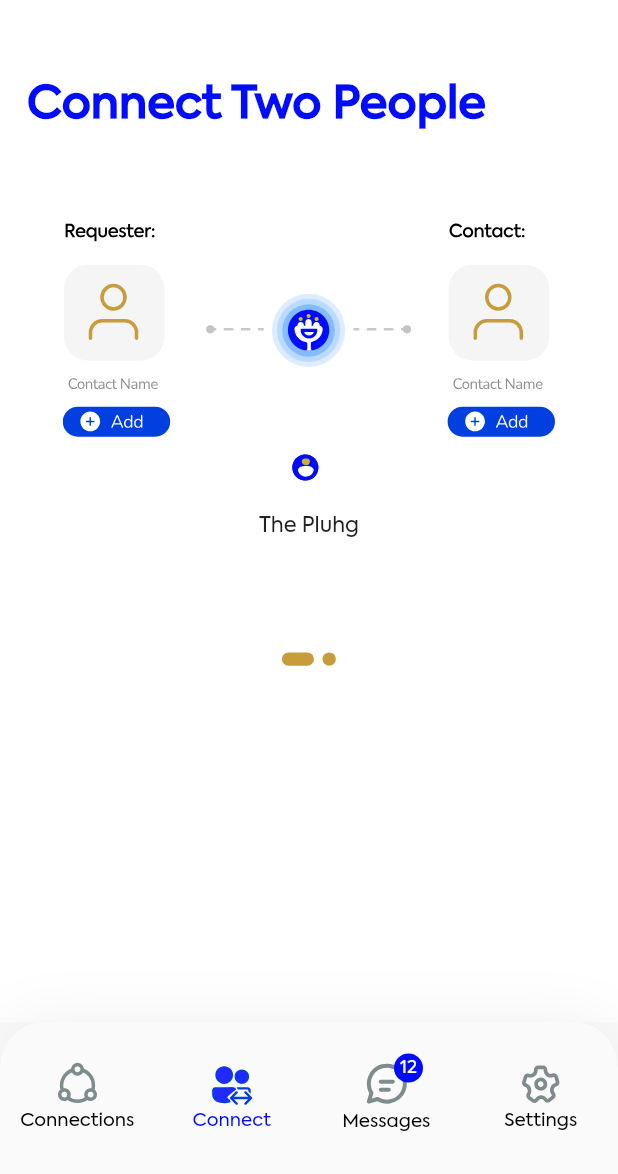
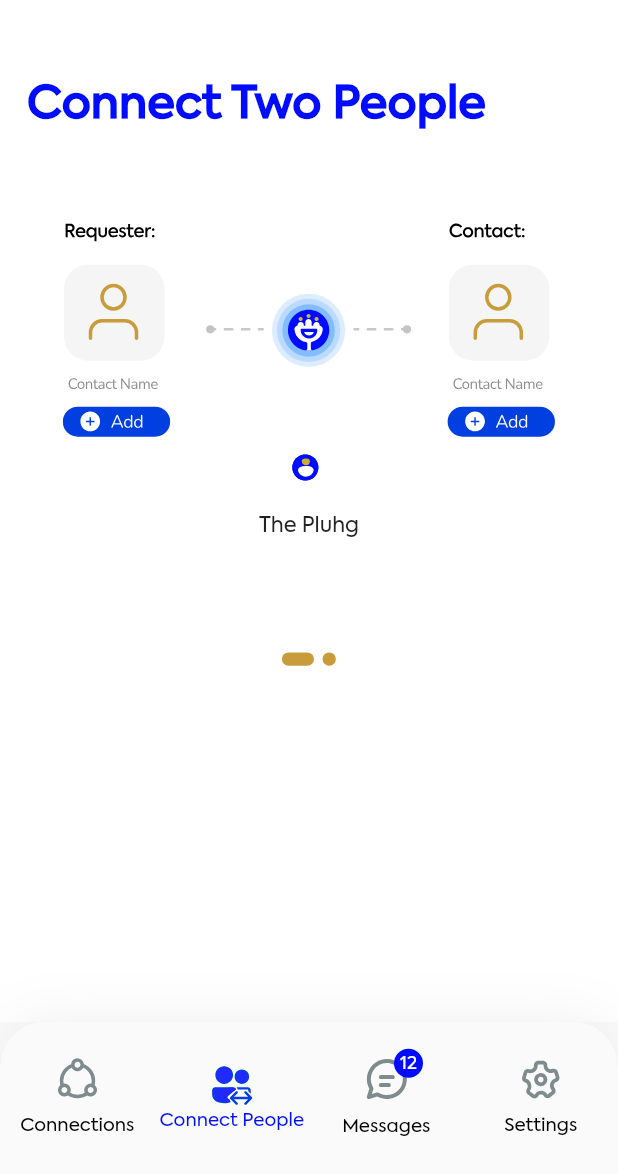
Before and after one commit to shahiddgk/pluhg_mobile, a Flutter app: the HomeView screen opened directly, on a phone screen of 412 x 824 dp, the part 62-1236 px from its top. Run offline on Flutter 3.47's test engine with Material 2 defaults, Android fonts, the phone set to English and light mode, and no system bars; our stand-ins replace cached_network_image, country_code_picker, emoji_picker_flutter, file_picker, firebase_core, firebase_dynamic_links and 18 more; missing offline and left inert: cross_connectivity, flutter_dialogs, flutter_sim_country_code; accounts and stored records are empty; network calls fail; project files that could hold a hidden picture were left out.

Commit message:
chat main page changes + design changes

```diff
--- a/lib/app/modules/chat_screen/views/chat_screen_view.dart
+++ b/lib/app/modules/chat_screen/views/chat_screen_view.dart
@@ -38,6 +38,7 @@ class ChatScreenView extends GetView<ChatScreenController> {
               ListView.builder(
                 physics: NeverScrollableScrollPhysics(),
                 shrinkWrap: true,
+
                 itemCount: controller.users.length,
                 itemBuilder: (ctx, i) => InkWell(
                   onTap: () {
--- a/lib/app/modules/connection_screen/views/connect_two_people.dart
+++ b/lib/app/modules/connection_screen/views/connect_two_people.dart
@@ -16,8 +16,11 @@ import 'package:shared_preferences/shared_preferences.dart';
 
 class ConnectScreenView extends GetView<ConnecTwoScreenController> {
   final dynamic data, token, userId;
+
   ConnectScreenView({this.data, this.token, this.userId});
+
   final controller = Get.put(ConnecTwoScreenController());
+
   @override
   Widget build(BuildContext context) {
     return FutureBuilder(
@@ -62,7 +65,8 @@ class ConnectScreenView extends GetView<ConnecTwoScreenController> {
                                   await SharedPreferences.getInstance();
                               Get.to(() => ContactView(
                                     who: "Requester",
-                                    token: prefs.getString(preftoken).toString(),
+                                    token:
+                                        prefs.getString(preftoken).toString(),
                                     userID:
                                         prefs.getString(prefuserid).toString(),
                                   ));
@@ -87,7 +91,8 @@ class ConnectScreenView extends GetView<ConnecTwoScreenController> {
                                   await SharedPreferences.getInstance();
                               Get.to(() => ContactView(
                                     who: "Requester",
-                                    token: prefs.getString(preftoken).toString(),
+                                    token:
+                                        prefs.getString(preftoken).toString(),
                                     userID:
                                         prefs.getString(prefuserid).toString(),
                                   ));
@@ -108,15 +113,16 @@ class ConnectScreenView extends GetView<ConnecTwoScreenController> {
                             : controller.profileDetails['data'] == null
                                 ? defaultImage()
                                 : Container(
-                                    width: 54,
-                                    height: 54,
-                                    decoration: BoxDecoration(
-                                      borderRadius: BorderRadius.circular(24),
-                                    ),
-                                    child: networkImage(54, 54,
-                                        "${APICALLS.imageBaseUrl}${controller.profileDetails['data']['profileImage'].toString()}"),
-                                  )),
-                    SizedBox(height: 8,),
+                                    width: 54.w,
+                                    height: 54.w,
+                                    child: ClipRRect(
+                                      borderRadius: BorderRadius.circular(12.r),
+                                      child: networkImage(54.w, 54.w,
+                                          "${APICALLS.imageBaseUrl}${controller.profileDetails['data']['profileImage'].toString()}"),
+                                    ))),
+                    SizedBox(
+                      height: 8,
+                    ),
                     Center(child: Text("The Pluhg")),
                     SizedBox(
                       height: 73,
--- a/lib/app/modules/home/controllers/home_controller.dart
+++ b/lib/app/modules/home/controllers/home_controller.dart
@@ -5,7 +5,6 @@ import 'package:fluttertoast/fluttertoast.dart';
 import 'package:get/get.dart';
 import 'package:plug/app/modules/dynamic_link_service.dart';
 import 'package:plug/app/values/colors.dart';
-
 
 class HomeController extends GetxController {
   //TODO: Implement HomeController
@@ -20,11 +19,12 @@ class HomeController extends GetxController {
   ];
   List<String> iconText = [
     "Connections",
-    "Connect",
+    "Connect People",
     "Messages",
     "Settings",
   ];
   final count = 0.obs;
+
   @override
   void onInit() {
     super.onInit();
@@ -52,8 +52,7 @@ class HomeController extends GetxController {
           timeInSecForIosWeb: 1,
           backgroundColor: AppColors.pluhgColour,
           textColor: Colors.white,
-          fontSize: 16.0
-      );
+          fontSize: 16.0);
       return Future.value(false);
     }
     return Future.value(true);
--- a/lib/app/modules/home/views/home_view.dart
+++ b/lib/app/modules/home/views/home_view.dart
@@ -18,6 +18,7 @@ import '../controllers/home_controller.dart';
 class HomeView extends StatefulWidget {
   // final String token, userID;
   final RxInt index;
+
   // final dynamic data;
   HomeView({
     required this.index,
@@ -39,6 +40,7 @@ class _HomeViewState extends State<HomeView> with WidgetsBindingObserver {
 
   //Timer for retrieving dynamic in IOS
   Timer? _timerLink;
+
   @override
   void initState() {
     super.initState();
@@ -101,26 +103,34 @@ class _HomeViewState extends State<HomeView> with WidgetsBindingObserver {
               type: BottomNavigationBarType.fixed,
               showSelectedLabels: true,
               showUnselectedLabels: true,
+
               selectedItemColor: pluhgColour,
               unselectedItemColor: Colors.black,
               selectedFontSize: 12.sp,
               unselectedFontSize: 12.sp,
               items: [
                 BottomNavigationBarItem(
-                  icon: SvgPicture.asset('assets/svg/inactive_connections.svg'),
+                  icon: Padding(
+                      padding: EdgeInsets.only(bottom: 6.h),
+                      child: SvgPicture.asset(
+                          'assets/svg/inactive_connections.svg')),
                   activeIcon:
                       SvgPicture.asset('assets/svg/active_connections.svg'),
                   label: 'Connections',
                 ),
                 BottomNavigationBarItem(
-                  icon: SvgPicture.asset(
-                      'assets/svg/inactive_connect_people.svg'),
+                  icon: Padding(
+                      padding: EdgeInsets.only(bottom: 6.h),
+                      child: SvgPicture.asset(
+                          'assets/svg/inactive_connect_people.svg')),
                   activeIcon:
                       SvgPicture.asset('assets/svg/active_connect_people.svg'),
-                  label: 'Connect',
+                  label: "Connect People",
                 ),
                 BottomNavigationBarItem(
-                  icon: Stack(
+                  icon: Padding(
+                      padding: EdgeInsets.only(bottom: 6.h),
+                      child: Stack(
                         clipBehavior: Clip.none,
                         children: [
                           SvgPicture.asset('assets/svg/inactive_messages.svg'),
@@ -144,12 +154,16 @@ class _HomeViewState extends State<HomeView> with WidgetsBindingObserver {
                             ),
                           )
                         ],
-                  ),
-                  activeIcon: SvgPicture.asset('assets/svg/active_messages.svg'),
+                      )),
+                  activeIcon:
+                      SvgPicture.asset('assets/svg/active_messages.svg'),
                   label: 'Messages',
                 ),
                 BottomNavigationBarItem(
-                  icon: SvgPicture.asset('assets/svg/inactive_settings.svg'),
+                  icon: Padding(
+                      padding: EdgeInsets.only(bottom: 6.h),
+                      child:
+                          SvgPicture.asset('assets/svg/inactive_settings.svg')),
                   activeIcon:
                       SvgPicture.asset('assets/svg/active_settings.svg'),
                   label: 'Settings',
--- a/lib/app/modules/profile_screen/views/profile_screen_view.dart
+++ b/lib/app/modules/profile_screen/views/profile_screen_view.dart
@@ -18,6 +18,7 @@ import '../controllers/profile_screen_controller.dart';
 
 class ProfileScreenView extends GetView<ProfileScreenController> {
   final controller = Get.put(ProfileScreenController());
+
   Future<bool> _logout() async {
     showDialog(
         context: Get.context!,
@@ -120,6 +121,9 @@ class ProfileScreenView extends GetView<ProfileScreenController> {
                                       APICALLS.imageBaseUrl +
                                           snapshot.data['profileImage']
                                               .toString(),
+                                      height: controller.size.height * 0.42,
+                                      width: controller.size.width,
+                                      fit: BoxFit.cover,
                                     ),
                             ),
                           ),
--- a/lib/screens/chat/media_options/multi_image_picker.dart
+++ b/lib/screens/chat/media_options/multi_image_picker.dart
@@ -5,6 +5,7 @@ import 'package:flutter/material.dart';
 import 'package:image_picker/image_picker.dart';
 import 'package:permission_handler/permission_handler.dart';
 import 'package:plug/app/values/colors.dart';
+import 'package:plug/app/widgets/progressbar.dart';
 import 'package:plug/utils/permissions.dart';
 import 'package:plug/widgets/widgets_show.dart';
 import 'package:flutter_screenutil/flutter_screenutil.dart';
@@ -340,7 +341,7 @@ class _MultiImagePickerState extends State<MultiImagePicker> {
                     ? _buildMultiImageLoading()
                     : Container(
                         child: Center(
-                          child: CupertinoActivityIndicator(
+                          child: pluhgProgress(
                               /*valueColor: AlwaysStoppedAnimation<Color>(
                                   AppColors.activeIconColour)*/
                               ),
--- a/lib/widgets/image.dart
+++ b/lib/widgets/image.dart
@@ -3,6 +3,7 @@ import 'package:flutter/cupertino.dart';
 import 'package:flutter/material.dart';
 import 'package:flutter/src/widgets/container.dart';
 import 'package:flutter_svg/svg.dart';
+import 'package:plug/app/widgets/progressbar.dart';
 
 defaultImage() {
   return Container(
@@ -20,7 +21,7 @@ networkImage(double height, double width, String imageUrl) {
       fit: BoxFit.fill,
       placeholder: (context, url) => Padding(
         padding: const EdgeInsets.all(12.0),
-        child: CupertinoActivityIndicator(),
+        child: pluhgProgress(),
       ),
       errorWidget: (context, url, error) => Icon(Icons.error),
     ),
```
Also changed, not shown: lib/app/modules/chat_screen/controllers/chat_screen_controller.dart (+20 -19 lines), lib/app/widgets/search_app_bar.dart (+9 -8 lines), lib/screens/chat/chat_screen.dart (+9 -7 lines), lib/widgets/main_chat_widget.dart (+10 -5 lines), lib/widgets/models/user_chat.dart (+19 -0 lines), assets/images/search.svg (added). Lines whose indentation alone changed are shown as unchanged.
